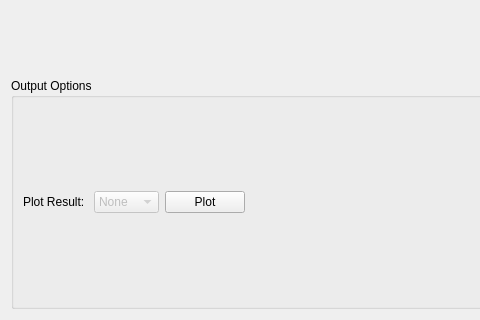
The window that MantidQt/CustomInterfaces/inc/MantidQtCustomInterfaces/Indirect/Stretch.ui (mantidproject/mantid) describes before a commit, drawn with Qt 5; both pictures show x 0 to 480 and y 280 to 600 of the 900 by 600 pixel window.
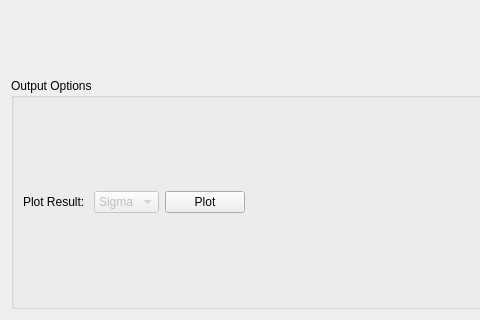
The same window after the commit. Custom widgets are drawn as their Qt base class.

Commit message:
Removed none from plot options
Refs #17020

```diff
--- a/MantidQt/CustomInterfaces/inc/MantidQtCustomInterfaces/Indirect/Stretch.ui
+++ b/MantidQt/CustomInterfaces/inc/MantidQtCustomInterfaces/Indirect/Stretch.ui
@@ -205,11 +205,6 @@
           <property name="enabled">
            <bool>false</bool>
           </property>
-          <item>
-           <property name="text">
-            <string>None</string>
-           </property>
-          </item>
           <item>
            <property name="text">
             <string>Sigma</string>
```
